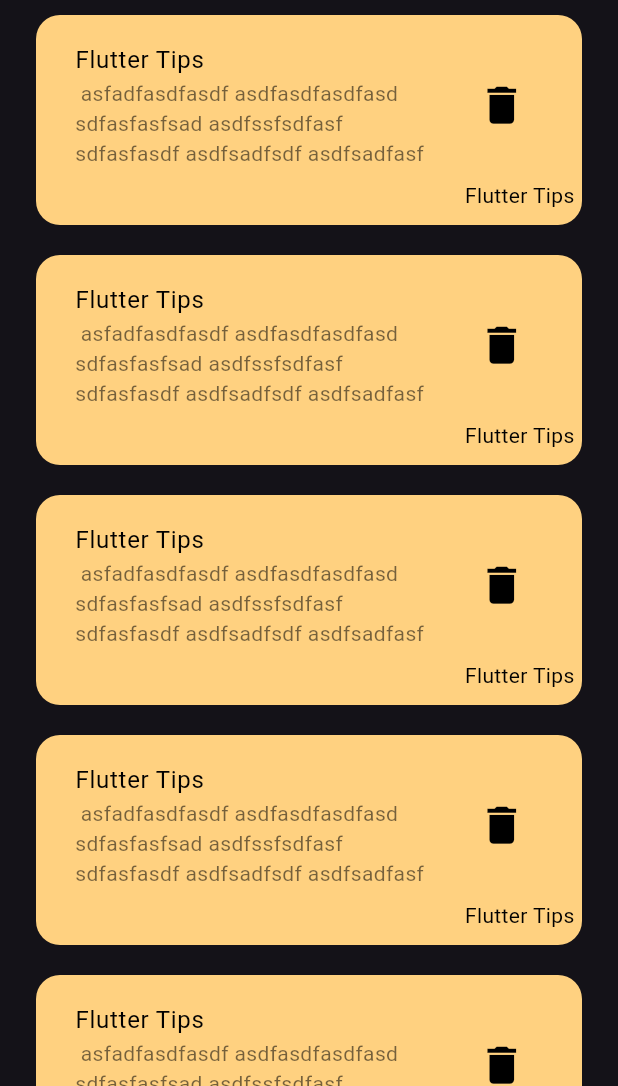
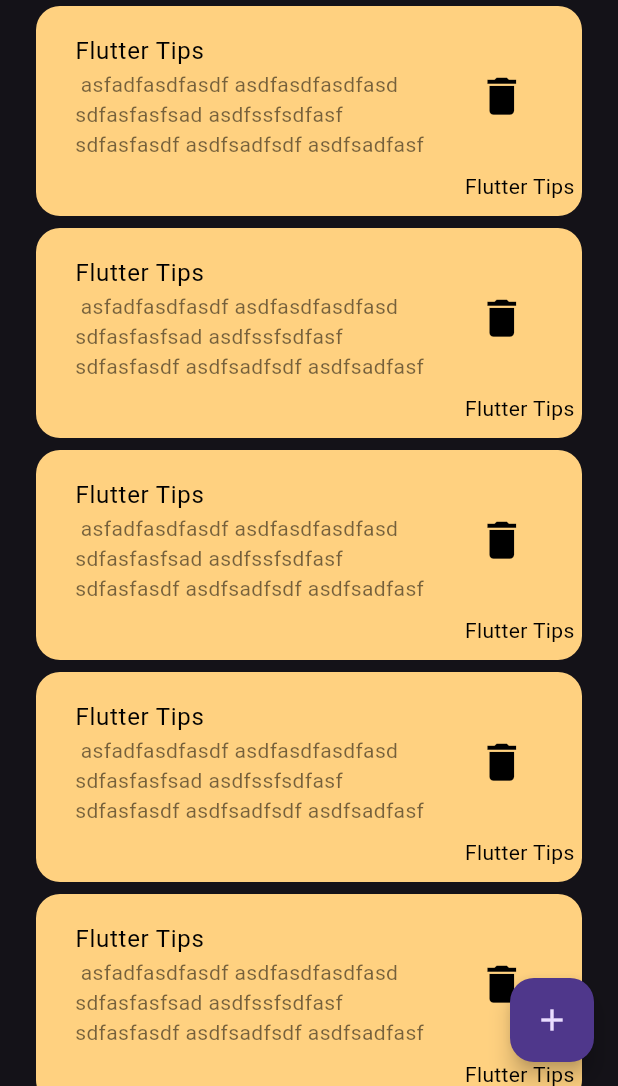
Before and after one commit to Abdualsslam/note_app, a Flutter app: the screen it shows after launch, on a phone screen of 412 x 824 dp, the part 150-1236 px from its top. Run offline on Flutter 3.47's test engine with Material 3 defaults, Android fonts, the phone set to English and light mode, and no system bars.

```diff
--- a/app_note/lib/main.dart
+++ b/app_note/lib/main.dart
@@ -13,7 +13,7 @@ class NotesApp extends StatelessWidget {
     return MaterialApp(
       debugShowCheckedModeBanner: false,
       theme: ThemeData(brightness: Brightness.dark),
-      home: NoteView(),
+      home: const NoteView(),
     );
   }
 }
--- a/app_note/lib/view/note_view.dart
+++ b/app_note/lib/view/note_view.dart
@@ -1,3 +1,4 @@
+import 'package:app_note/view/widgets/floaing_button.dart';
 import 'package:app_note/view/widgets/notes_view_body.dart';
 import 'package:flutter/material.dart';
 
@@ -6,8 +7,21 @@ class NoteView extends StatelessWidget {
 
   @override
   Widget build(BuildContext context) {
-    return const Scaffold(
-      body: NoteViewBody(),
+    return Scaffold(
+      floatingActionButton: FloatingActionButton(
+        onPressed: () {
+          showModalBottomSheet(
+            shape:
+                RoundedRectangleBorder(borderRadius: BorderRadius.circular(15)),
+            context: context,
+            builder: (context) {
+              return const FloatingButton();
+            },
+          );
+        },
+        child: const Icon(Icons.add),
+      ),
+      body: const NoteViewBody(),
     );
   }
 }
--- a/app_note/lib/view/widgets/notes_list_view.dart
+++ b/app_note/lib/view/widgets/notes_list_view.dart
@@ -7,8 +7,9 @@ class NotesListView extends StatelessWidget {
   @override
   Widget build(BuildContext context) {
     return ListView.builder(
+      padding: EdgeInsets.zero,
       itemBuilder: (context, index) => const Padding(
-        padding: EdgeInsets.symmetric(vertical: 10),
+        padding: EdgeInsets.symmetric(vertical: 4),
         child: NoteItem(),
       ),
     );
```
Also changed, not shown: app_note/lib/view/widgets/custom_text_field.dart (added, +18 -0 lines), app_note/lib/view/widgets/floaing_button.dart (added, +30 -0 lines).
